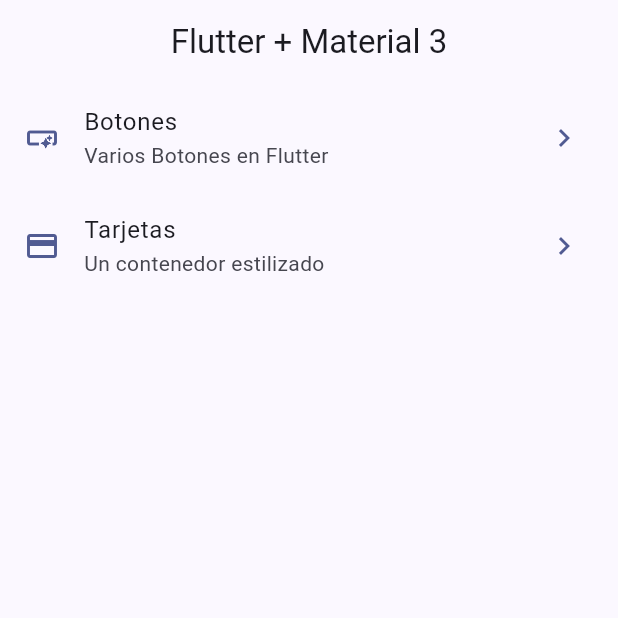
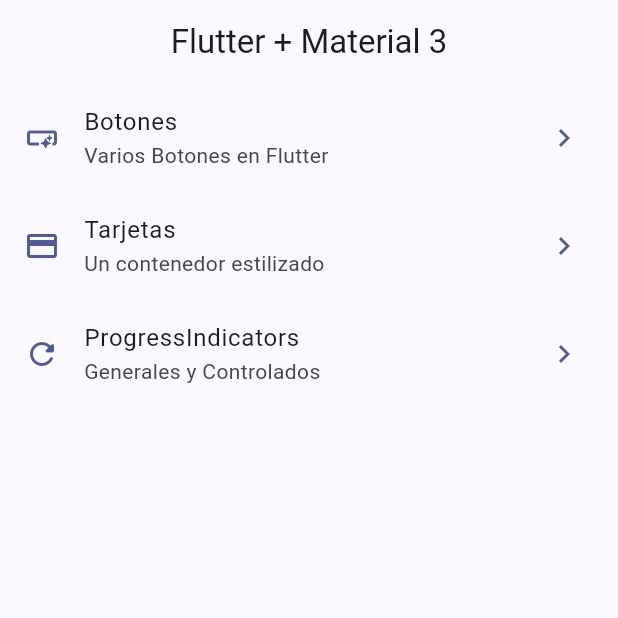
Before and after one commit to Apliarte/widgets_app, a Flutter app: the screen it shows after launch, on a phone screen of 412 x 824 dp, the top half of it. Run offline on Flutter 3.47's test engine with Material 2 defaults, Android fonts, the phone set to English and light mode, and no system bars; our stand-ins replace go_router.

Commit message:
progress indicator terminado

```diff
--- a/lib/config/menu/menu_item.dart
+++ b/lib/config/menu/menu_item.dart
@@ -25,5 +25,11 @@ const appMenuItems = <MenuItem>[
     subTitle: 'Un contenedor estilizado',
     link: '/cards',
     icon: Icons.credit_card_outlined,
-  )
+  ),
+  MenuItem(
+    title: 'ProgressIndicators ',
+    subTitle: 'Generales y Controlados',
+    link: '/progress',
+    icon: Icons.refresh_rounded,
+  ),
 ];
--- a/lib/config/router/app_router.dart
+++ b/lib/config/router/app_router.dart
@@ -23,5 +23,10 @@ final appRouter = GoRouter(
       name: CardsScreen.name,
       builder: (context, state) => const CardsScreen(),
     ),
+    GoRoute(
+      path: '/progress',
+      name: ProgressScreen.name,
+      builder: (context, state) => const ProgressScreen(),
+    ),
   ],
 );
```
Also changed, not shown: lib/presentation/screens/progress/progress_screen.dart (+74 -1 lines).
